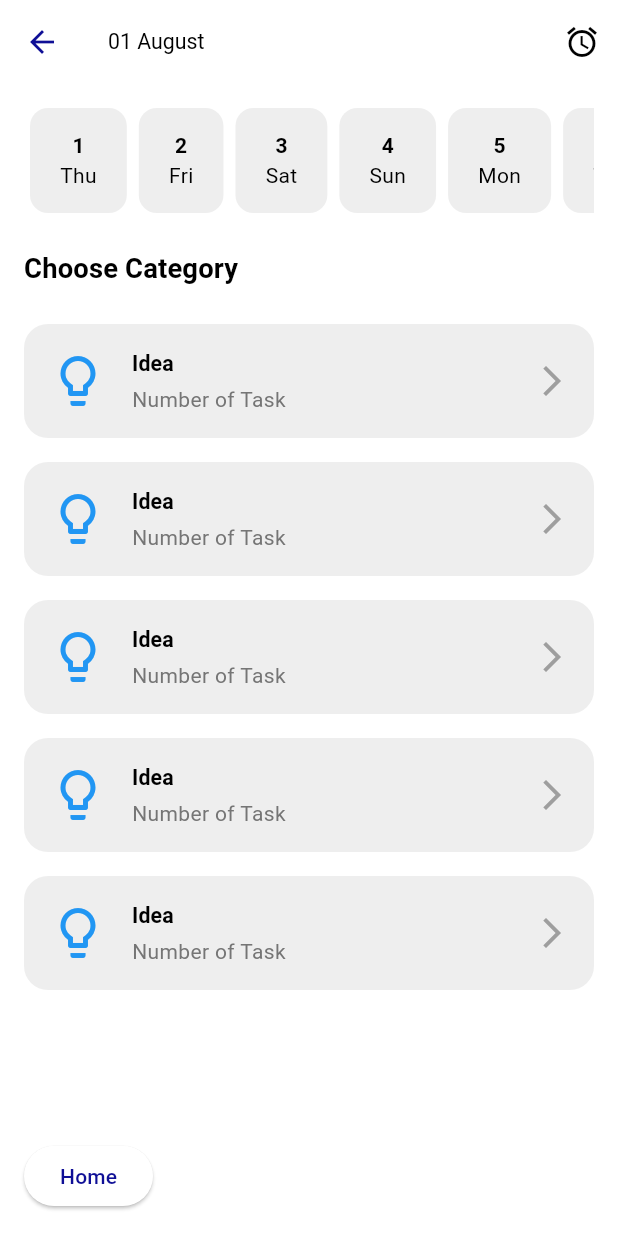
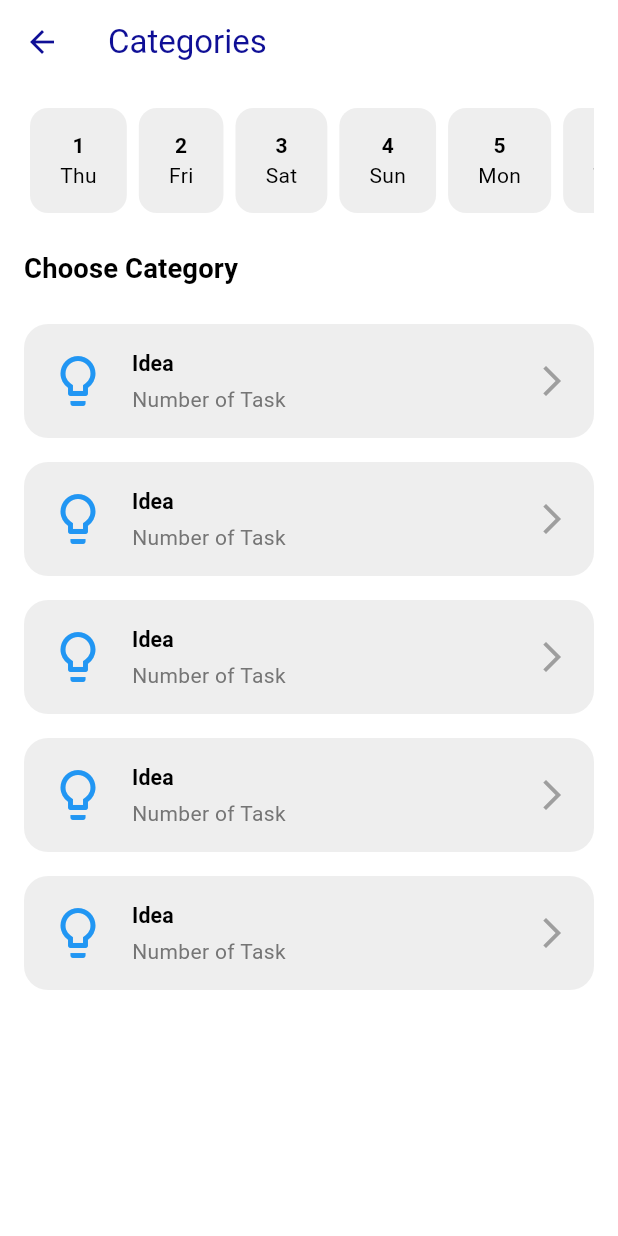
Before and after one commit to Sadiya321/todo_app2, a Flutter app: the CategorySelectionScreen screen opened directly, on a phone screen of 412 x 824 dp. Run offline on Flutter 3.47's test engine with Material 3 defaults, Android fonts, the phone set to English and light mode, and no system bars; our stand-ins replace bot_toast, flutter_screenutil, get, shared_preferences; accounts and stored records are empty; Roboto replaces fonts that are missing (Fira Sans).

Commit message:
app_bar setting

```diff
--- a/todo_app/lib/screens/category_screen/pages/category_screen.dart
+++ b/todo_app/lib/screens/category_screen/pages/category_screen.dart
@@ -1,8 +1,6 @@
 import 'package:flutter/material.dart';
 import 'package:flutter_screenutil/flutter_screenutil.dart';
-import 'package:get/get.dart';
 import 'package:todo_app/localization/languages/languages.dart';
-import 'package:todo_app/screens/home_screen.dart';
 import 'package:todo_app/theme/theme_const.dart';
 import 'package:todo_app/widgets/app_textview.dart';
 
@@ -27,22 +25,21 @@ class _CategorySelectionScreenState extends State<CategorySelectionScreen> {
     final endDate = DateTime(DateTime.now().year, DateTime.now().month + 1, 0);
 
     return Scaffold(
-      appBar: AppBar(
-        elevation: 0,
-        backgroundColor: Colors.white,
-        title: const Text(
-          '01 August',
-          style: TextStyle(color: Colors.black),
+       appBar: AppBar(
+        title: AppTextView(
+          text: 'Categories',
+          textStyle: Theme.of(context).textTheme.titleLarge!.copyWith(
+                color: Theme.of(context).colorScheme.primary, // Set text color
+              ),
         ),
-        actions: [
-          IconButton(
-            icon: const Icon(Icons.alarm),
-            color: Colors.black,
-            onPressed: () {
-              // Handle the action
-            },
-          ),
-        ],
+        // backgroundColor:
+        //     Theme.of(context).colorScheme.primary, // Set background color
+        foregroundColor: Theme.of(context)
+            .colorScheme
+            .surface,
+           iconTheme: IconThemeData(
+    color: Theme.of(context).colorScheme.primary,   // Ensure icons and text are visible
+      ),
       ),
       body: Padding(
         padding: const EdgeInsets.all(16.0),
@@ -113,14 +110,7 @@ class _CategorySelectionScreenState extends State<CategorySelectionScreen> {
                 ],
               ),
             ),
-            ElevatedButton(onPressed: (){
-                Navigator.of(context).push(
-                              MaterialPageRoute(
-                                builder: (context) =>
-                                    const HomePage(), // Replace with the actual dashboard screen
-                              ),
-                            );
-            }, child: Text('Home'))
+
           ],
         ),
       ),
```
Also changed, not shown: todo_app/lib/screens/add_new_screen.dart (+19 -9 lines), todo_app/lib/screens/home_screen.dart (+7 -1 lines).
